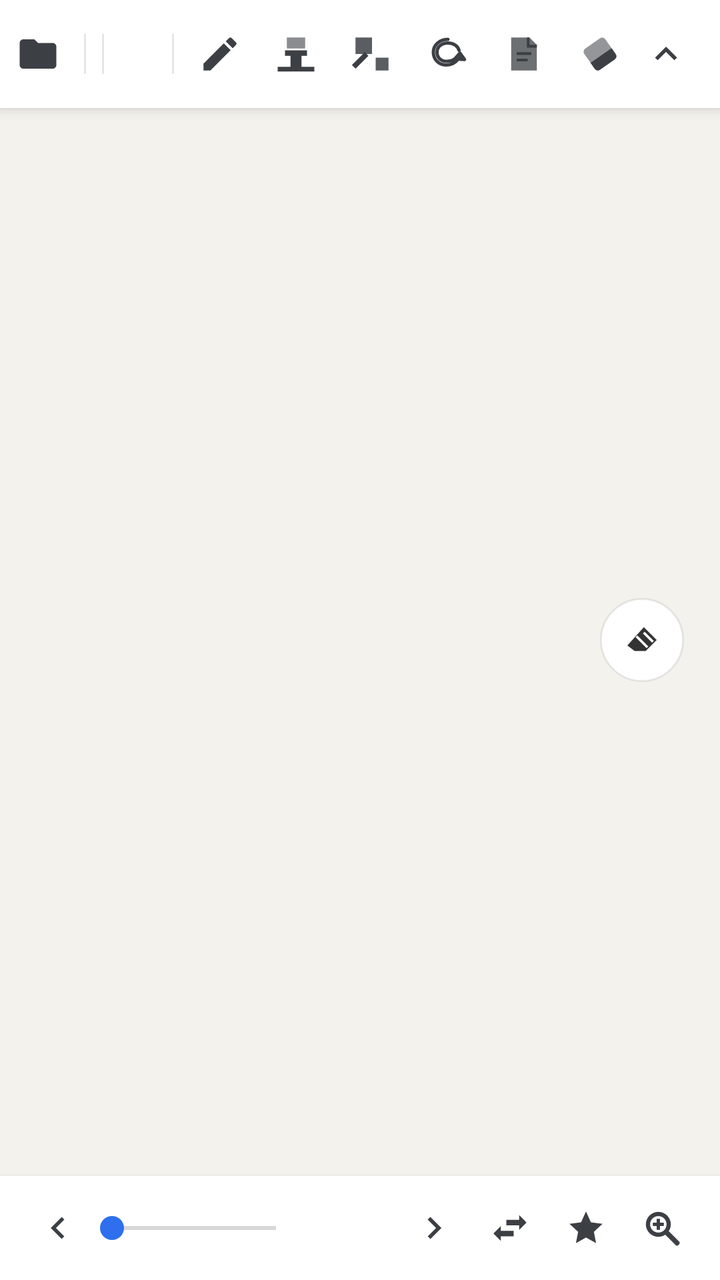
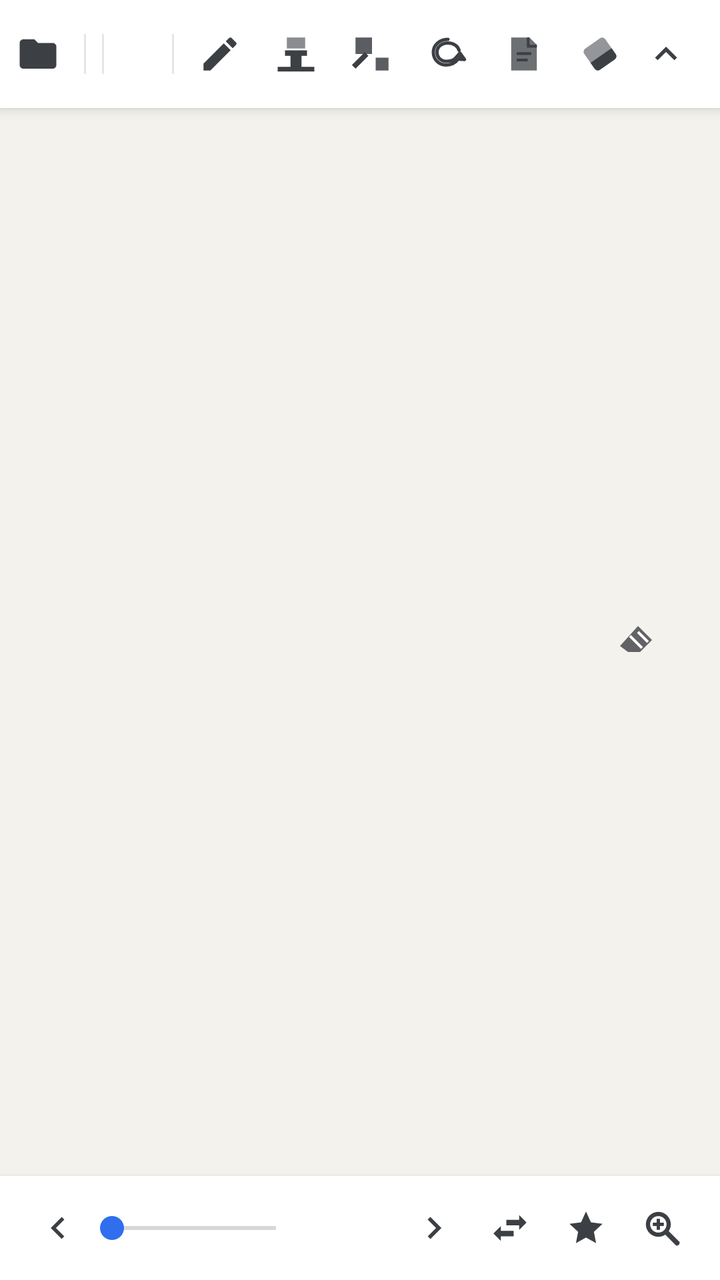

Screens rendered from an Android XML layout before and after an edit, with the pre-edit source and the edit as a unified diff.
<!-- AndroidManifest.xml: application theme AppTheme -->
<!-- res/layout/activity_main.xml -->
<?xml version="1.0" encoding="utf-8"?>
<FrameLayout xmlns:android="http://schemas.android.com/apk/res/android"
    android:id="@+id/root"
    android:layout_width="match_parent"
    android:layout_height="match_parent"
    android:background="@color/paper">

    <androidx.viewpager2.widget.ViewPager2
        android:id="@+id/pager"
        android:layout_width="match_parent"
        android:layout_height="match_parent"
        android:clipToPadding="false"
        android:paddingTop="54dp"
        android:paddingBottom="52dp" />

    <View
        android:id="@+id/edgeLeft"
        android:layout_width="14dp"
        android:layout_height="match_parent"
        android:layout_gravity="start|center_vertical" />

    <View
        android:id="@+id/edgeRight"
        android:layout_width="14dp"
        android:layout_height="match_parent"
        android:layout_gravity="end|center_vertical" />

    <FrameLayout
        android:id="@+id/topBar"
        android:layout_width="match_parent"
        android:layout_height="54dp"
        android:layout_gravity="top"
        android:background="@color/bar"
        android:elevation="4dp">

        <HorizontalScrollView
            android:id="@+id/toolsScroll"
            android:layout_width="match_parent"
            android:layout_height="match_parent"
            android:layout_gravity="start|center_vertical"
            android:layout_marginEnd="46dp"
            android:fillViewport="false"
            android:scrollbars="none">

            <LinearLayout
                android:id="@+id/toolsStrip"
                android:layout_width="wrap_content"
                android:layout_height="match_parent"
                android:gravity="center_vertical"
                android:orientation="horizontal">

                <ImageButton
                    android:id="@+id/btnOpen"
                    android:layout_width="38dp"
                    android:layout_height="38dp"
                    style="@style/Tool"
                    android:contentDescription="@string/cd_open"
                    android:src="@drawable/ic_folder" />

                <View
                    android:layout_width="1dp"
                    android:layout_height="20dp"
                    android:layout_marginStart="4dp"
                    android:layout_marginEnd="4dp"
                    android:background="@color/divider" />

                <LinearLayout
                    android:id="@+id/colorRow"
                    android:layout_width="wrap_content"
                    android:layout_height="match_parent"
                    android:gravity="center_vertical"
                    android:orientation="horizontal" />

                <View
                    android:layout_width="1dp"
                    android:layout_height="20dp"
                    android:layout_marginStart="4dp"
                    android:layout_marginEnd="4dp"
                    android:background="@color/divider" />

                <LinearLayout
                    android:id="@+id/widthRow"
                    android:layout_width="wrap_content"
                    android:layout_height="match_parent"
                    android:gravity="center_vertical"
                    android:orientation="horizontal" />

                <LinearLayout
                    android:id="@+id/brushRow"
                    android:layout_width="wrap_content"
                    android:layout_height="match_parent"
                    android:layout_marginStart="4dp"
                    android:layout_marginEnd="4dp"
                    android:contentDescription="@string/cd_brush_slot"
                    android:gravity="center_vertical"
                    android:orientation="horizontal" />

                <View
                    android:id="@+id/layerDot"
                    android:layout_width="10dp"
                    android:layout_height="10dp"
                    android:layout_marginStart="6dp"
                    android:layout_marginEnd="2dp"
                    android:contentDescription="@string/cd_layer" />

                <View
                    android:layout_width="1dp"
                    android:layout_height="20dp"
                    android:layout_marginStart="4dp"
                    android:layout_marginEnd="4dp"
                    android:background="@color/divider" />

                <ImageButton
                    android:id="@+id/btnPen"
                    android:layout_width="38dp"
                    android:layout_height="38dp"
                    style="@style/Tool"
                    android:contentDescription="@string/cd_pen"
                    android:src="@drawable/ic_pen" />

                <ImageButton
                    android:id="@+id/btnHighlight"
                    android:layout_width="38dp"
                    android:layout_height="38dp"
                    style="@style/Tool"
                    android:contentDescription="@string/cd_highlighter"
                    android:src="@drawable/ic_highlighter" />

                <ImageButton
                    android:id="@+id/btnShape"
                    android:layout_width="38dp"
                    android:layout_height="38dp"
                    style="@style/Tool"
                    android:contentDescription="@string/cd_shape"
                    android:src="@drawable/ic_shape" />

                <ImageButton
                    android:id="@+id/btnLasso"
                    android:layout_width="38dp"
                    android:layout_height="38dp"
                    style="@style/Tool"
                    android:contentDescription="@string/cd_lasso"
                    android:src="@drawable/ic_lasso" />

                <ImageButton
                    android:id="@+id/btnNote"
                    android:layout_width="38dp"
                    android:layout_height="38dp"
                    style="@style/Tool"
                    android:contentDescription="@string/cd_note"
                    android:src="@drawable/ic_note" />

                <ImageButton
                    android:id="@+id/btnEraser"
                    android:layout_width="38dp"
                    android:layout_height="38dp"
                    style="@style/Tool"
                    android:contentDescription="@string/cd_eraser"
                    android:src="@drawable/ic_eraser" />

                <View
                    android:layout_width="1dp"
                    android:layout_height="20dp"
                    android:layout_marginStart="4dp"
                    android:layout_marginEnd="4dp"
                    android:background="@color/divider" />

                <ImageButton
                    android:id="@+id/btnUndo"
                    android:layout_width="38dp"
                    android:layout_height="38dp"
                    style="@style/Tool"
                    android:contentDescription="@string/cd_undo"
                    android:src="@drawable/ic_undo" />

                <ImageButton
                    android:id="@+id/btnRedo"
                    android:layout_width="38dp"
                    android:layout_height="38dp"
                    style="@style/Tool"
                    android:contentDescription="@string/cd_redo"
                    android:src="@drawable/ic_redo" />

                <ImageButton
                    android:id="@+id/btnMore"
                    android:layout_width="38dp"
                    android:layout_height="38dp"
                    style="@style/Tool"
                    android:contentDescription="@string/cd_more"
                    android:src="@drawable/ic_more" />

            </LinearLayout>

        </HorizontalScrollView>

        <ImageButton
            android:id="@+id/btnHide"
            android:layout_width="38dp"
            android:layout_height="38dp"
            android:layout_gravity="end|center_vertical"
            android:layout_marginEnd="8dp"
            android:background="@drawable/tool_bg"
            android:contentDescription="@string/cd_hide"
            android:padding="8dp"
            android:scaleType="centerInside"
            android:src="@drawable/ic_fold"
            android:tint="@color/icon" />

        <LinearLayout
            android:id="@+id/shapeBar"
            android:layout_width="wrap_content"
            android:layout_height="44dp"
            android:layout_gravity="center_horizontal|top"
            android:layout_marginTop="56dp"
            android:background="@drawable/popup_bg"
            android:elevation="6dp"
            android:gravity="center_vertical"
            android:orientation="horizontal"
            android:paddingStart="6dp"
            android:paddingEnd="6dp"
            android:visibility="gone">

            <ImageButton
                android:id="@+id/btnLine"
                android:layout_width="34dp"
                android:layout_height="34dp"
                style="@style/ShapeTool"
                android:contentDescription="@string/cd_line"
                android:src="@drawable/ic_line" />

            <ImageButton
                android:id="@+id/btnRect"
                android:layout_width="34dp"
                android:layout_height="34dp"
                style="@style/ShapeTool"
                android:contentDescription="@string/cd_rect"
                android:src="@drawable/ic_rect" />

            <ImageButton
                android:id="@+id/btnOval"
                android:layout_width="34dp"
                android:layout_height="34dp"
                style="@style/ShapeTool"
                android:contentDescription="@string/cd_oval"
                android:src="@drawable/ic_oval" />

            <ImageButton
                android:id="@+id/btnArrow"
                android:layout_width="34dp"
                android:layout_height="34dp"
                style="@style/ShapeTool"
                android:contentDescription="@string/cd_arrow"
                android:src="@drawable/ic_arrow" />

        </LinearLayout>

        <LinearLayout
            android:id="@+id/selectionBar"
            android:layout_width="wrap_content"
            android:layout_height="44dp"
            android:layout_gravity="center_horizontal|top"
            android:layout_marginTop="56dp"
            android:background="@drawable/popup_bg"
            android:elevation="7dp"
            android:gravity="center_vertical"
            android:orientation="horizontal"
            android:paddingStart="6dp"
            android:paddingEnd="6dp"
            android:visibility="gone">

            <ImageButton
                android:id="@+id/btnSelDelete"
                android:layout_width="34dp"
                android:layout_height="34dp"
                style="@style/ShapeTool"
                android:contentDescription="@string/cd_sel_delete"
                android:src="@drawable/ic_trash" />

            <ImageButton
                android:id="@+id/btnSelCancel"
                android:layout_width="34dp"
                android:layout_height="34dp"
                style="@style/ShapeTool"
                android:contentDescription="@string/cd_sel_cancel"
                android:src="@drawable/ic_close" />

        </LinearLayout>

    </FrameLayout>

    <LinearLayout
        android:id="@+id/bottomBar"
        android:layout_width="match_parent"
        android:layout_height="52dp"
        android:layout_gravity="bottom"
        android:background="@color/bar"
        android:elevation="4dp"
        android:gravity="center_vertical"
        android:orientation="horizontal"
        android:paddingStart="10dp"
        android:paddingEnd="10dp">

        <ImageButton
            android:id="@+id/btnPrev"
            android:layout_width="38dp"
            android:layout_height="38dp"
            style="@style/Tool"
            android:contentDescription="@string/cd_prev"
            android:src="@drawable/ic_chevron_left" />

        <SeekBar
            android:id="@+id/seek"
            android:layout_width="0dp"
            android:layout_height="wrap_content"
            android:layout_weight="1"
            android:paddingStart="8dp"
            android:paddingEnd="8dp"
            android:splitTrack="false"
            android:contentDescription="@string/cd_page_seek" />

        <TextView
            android:id="@+id/tvPage"
            android:layout_width="wrap_content"
            android:layout_height="wrap_content"
            android:minWidth="52dp"
            android:gravity="center"
            android:textColor="@color/page_text"
            android:textSize="11sp"
            android:contentDescription="@string/cd_page" />

        <ImageButton
            android:id="@+id/btnNext"
            android:layout_width="38dp"
            android:layout_height="38dp"
            style="@style/Tool"
            android:contentDescription="@string/cd_next"
            android:src="@drawable/ic_chevron_right" />

        <ImageButton
            android:id="@+id/btnBrowse"
            android:layout_width="38dp"
            android:layout_height="38dp"
            style="@style/Tool"
            android:contentDescription="@string/cd_browse"
            android:src="@drawable/ic_swap" />

        <ImageButton
            android:id="@+id/btnBookmark"
            android:layout_width="38dp"
            android:layout_height="38dp"
            style="@style/Tool"
            android:contentDescription="@string/cd_bookmark"
            android:src="@drawable/ic_star" />

        <ImageButton
            android:id="@+id/btnZoomReset"
            android:layout_width="38dp"
            android:layout_height="38dp"
            style="@style/Tool"
            android:contentDescription="@string/cd_zoom_reset"
            android:src="@drawable/ic_zoom_reset" />

    </LinearLayout>

    <LinearLayout
        android:id="@+id/emptyState"
        android:layout_width="match_parent"
        android:layout_height="match_parent"
        android:orientation="vertical"
        android:visibility="gone">

        
        <FrameLayout
            android:id="@+id/homeStage"
            android:layout_width="match_parent"
            android:layout_height="0dp"
            android:layout_weight="1">

            <LinearLayout
                android:id="@+id/homeHero"
                android:layout_width="match_parent"
                android:layout_height="match_parent"
                android:gravity="center"
                android:orientation="vertical">

                <ImageButton
                    android:id="@+id/btnOpenEmpty"
                    android:layout_width="88dp"
                    android:layout_height="88dp"
                    android:layout_gravity="center_horizontal"
                    android:background="@drawable/round_btn"
                    android:contentDescription="@string/cd_open"
                    android:elevation="2dp"
                    android:padding="26dp"
                    android:scaleType="centerInside"
                    android:src="@drawable/ic_folder"
                    android:tint="@color/icon" />

            </LinearLayout>

            <ImageButton
                android:id="@+id/btnHomeMore"
                android:layout_width="34dp"
                android:layout_height="34dp"
                android:layout_gravity="top|end"
                android:layout_marginTop="8dp"
                android:layout_marginEnd="10dp"
                android:background="@drawable/round_btn"
                android:contentDescription="@string/cd_more"
                android:padding="7dp"
                android:scaleType="centerInside"
                android:src="@drawable/ic_more"
                android:tint="@color/icon"
                android:visibility="gone" />

        </FrameLayout>

        
        <ScrollView
            android:id="@+id/homeScroll"
            android:layout_width="match_parent"
            android:layout_height="0dp"
            android:layout_weight="0"
            android:fillViewport="true"
            android:scrollbars="none"
            android:visibility="gone">

            <LinearLayout
                android:id="@+id/homeShelf"
                android:layout_width="match_parent"
                android:layout_height="wrap_content"
                android:orientation="vertical"
                android:paddingStart="16dp"
                android:paddingEnd="16dp"
                android:paddingBottom="24dp" />

        </ScrollView>

    </LinearLayout>

    <ImageButton
        android:id="@+id/btnShow"
        android:layout_width="40dp"
        android:layout_height="40dp"
        android:layout_gravity="bottom|start"
        android:layout_margin="12dp"
        android:background="@drawable/round_btn"
        android:contentDescription="@string/cd_show"
        android:elevation="4dp"
        android:padding="10dp"
        android:scaleType="centerInside"
        android:src="@drawable/ic_unfold"
        android:tint="@color/icon"
        android:visibility="gone" />

    <ImageButton
        android:id="@+id/btnTempEraser"
        android:layout_width="42dp"
        android:layout_height="42dp"
        android:layout_gravity="end|center_vertical"
        android:layout_marginEnd="18dp"
        android:background="@drawable/round_btn"
        android:contentDescription="@string/cd_temp_eraser"
        android:elevation="5dp"
        android:padding="10dp"
        android:scaleType="centerInside"
        android:src="@drawable/ic_temp_eraser" />

</FrameLayout>
<!-- resources referenced by this layout -->
<resources>
  <color name="bar">#FFFFFFFF</color>
  <color name="divider">#1A000000</color>
  <color name="icon">#FF3C3F44</color>
  <color name="page_text">#FF8A8D92</color>
  <color name="paper">#FFF4F2ED</color>
  <!-- drawable ic_line (drawable) -->
  <?xml version="1.0" encoding="utf-8"?>
  <vector xmlns:android="http://schemas.android.com/apk/res/android"
      android:width="24dp"
      android:height="24dp"
      android:viewportWidth="24"
      android:viewportHeight="24">
      <path android:fillColor="#FF000000" android:pathData="M3.5,19L19,3.5L20.5,5L5,20.5L3.5,19Z" />
  </vector>
  <!-- drawable ic_rect (drawable) -->
  <?xml version="1.0" encoding="utf-8"?>
  <vector xmlns:android="http://schemas.android.com/apk/res/android"
      android:width="24dp"
      android:height="24dp"
      android:viewportWidth="24"
      android:viewportHeight="24">
      <path android:fillColor="#FF000000" android:pathData="M3,5H21V19H3V5Z M5,7V17H19V7H5Z" />
  </vector>
  <!-- drawable ic_temp_eraser (drawable) -->
  <?xml version="1.0" encoding="utf-8"?>
  <vector xmlns:android="http://schemas.android.com/apk/res/android"
      android:width="24dp"
      android:height="24dp"
      android:viewportWidth="24"
      android:viewportHeight="24">
      <path android:fillColor="#FF000000" android:pathData="M4,15L13,5L20,12L14,18H8L4,15Z" android:fillAlpha="0.8" />
      <path android:fillColor="#FFFFFFFF" android:pathData="M9,10L15,16M13,8L18,13" android:fillAlpha="0" android:strokeColor="#FFFFFFFF" android:strokeWidth="1.3" />
  </vector>
  <!-- drawable ic_unfold (drawable) -->
  <?xml version="1.0" encoding="utf-8"?>
  <vector xmlns:android="http://schemas.android.com/apk/res/android"
      android:width="24dp"
      android:height="24dp"
      android:viewportWidth="24"
      android:viewportHeight="24">
      <path android:fillColor="#FF000000" android:pathData="M7.41,8.59L12,13.17L16.59,8.59L18,10L12,16L6,10L7.41,8.59Z" />
  </vector>
  <!-- drawable popup_bg (drawable) -->
  <?xml version="1.0" encoding="utf-8"?>
  <shape xmlns:android="http://schemas.android.com/apk/res/android"
      android:shape="rectangle">
      <corners android:radius="16dp" />
      <solid android:color="@color/sheet" />
      <stroke android:width="1dp" android:color="#14000000" />
  </shape>
  <!-- drawable round_btn (drawable) -->
  <?xml version="1.0" encoding="utf-8"?>
  <shape xmlns:android="http://schemas.android.com/apk/res/android"
      android:shape="oval">
      <solid android:color="#FFFFFFFF" />
      <stroke android:width="1dp" android:color="#14000000" />
  </shape>
  <string name="cd_arrow">箭头</string>
  <string name="cd_bookmark">书签</string>
  <string name="cd_browse">滑动翻页</string>
  <string name="cd_brush_slot">笔刷预设槽</string>
  <string name="cd_eraser">橡皮</string>
  <string name="cd_hide">收起工具栏</string>
  <string name="cd_highlighter">荧光笔</string>
  <string name="cd_lasso">套索</string>
  <string name="cd_layer">作答与订正层</string>
  <string name="cd_line">直线</string>
  <string name="cd_more">更多</string>
  <string name="cd_next">下一页</string>
  <string name="cd_note">便签</string>
  <string name="cd_open">打开 PDF</string>
  <string name="cd_oval">椭圆</string>
  <string name="cd_page">当前页码</string>
  <string name="cd_page_seek">页码进度</string>
  <string name="cd_pen">笔</string>
  <string name="cd_prev">上一页</string>
  <string name="cd_rect">矩形</string>
  <string name="cd_redo">重做</string>
  <string name="cd_sel_cancel">取消选区</string>
  <string name="cd_sel_delete">删除选中的笔迹</string>
  <string name="cd_shape">图形</string>
  <string name="cd_show">展开工具栏</string>
  <string name="cd_temp_eraser">临时橡皮</string>
  <string name="cd_undo">撤销</string>
  <string name="cd_zoom_reset">缩放复位</string>
  <color name="sheet">#FFFBF9F5</color>
  <string name="cd_tool">工具</string>
  <color name="accent">#FF2F6FED</color>
  <!-- unchanged entries left out for length: 24 -->
</resources>

<!-- the commit's change to res/layout/activity_main.xml (unified diff, before → after) -->
@@ -438,31 +438,30 @@
 
     </LinearLayout>
 
+    
     <ImageButton
         android:id="@+id/btnShow"
-        android:layout_width="40dp"
-        android:layout_height="40dp"
+        android:layout_width="48dp"
+        android:layout_height="48dp"
         android:layout_gravity="bottom|start"
         android:layout_margin="12dp"
-        android:background="@drawable/round_btn"
+        android:background="@null"
         android:contentDescription="@string/cd_show"
-        android:elevation="4dp"
-        android:padding="10dp"
+        android:padding="11dp"
         android:scaleType="centerInside"
         android:src="@drawable/ic_unfold"
-        android:tint="@color/icon"
+        android:tint="@color/icon_tap"
         android:visibility="gone" />
 
     <ImageButton
         android:id="@+id/btnTempEraser"
-        android:layout_width="42dp"
-        android:layout_height="42dp"
+        android:layout_width="48dp"
+        android:layout_height="48dp"
         android:layout_gravity="end|center_vertical"
         android:layout_marginEnd="18dp"
-        android:background="@drawable/round_btn"
+        android:background="@null"
         android:contentDescription="@string/cd_temp_eraser"
-        android:elevation="5dp"
-        android:padding="10dp"
+        android:padding="11dp"
         android:scaleType="centerInside"
         android:src="@drawable/ic_temp_eraser" />
 
<!-- resource entries referenced after the edit -->
@@ -30,7 +30,7 @@
       android:height="24dp"
       android:viewportWidth="24"
       android:viewportHeight="24">
-      <path android:fillColor="#FF000000" android:pathData="M4,15L13,5L20,12L14,18H8L4,15Z" android:fillAlpha="0.8" />
+      <path android:fillColor="#FF3C3F44" android:pathData="M4,15L13,5L20,12L14,18H8L4,15Z" android:fillAlpha="0.8" />
       <path android:fillColor="#FFFFFFFF" android:pathData="M9,10L15,16M13,8L18,13" android:fillAlpha="0" android:strokeColor="#FFFFFFFF" android:strokeWidth="1.3" />
   </vector>
   <!-- drawable ic_unfold (drawable) -->
